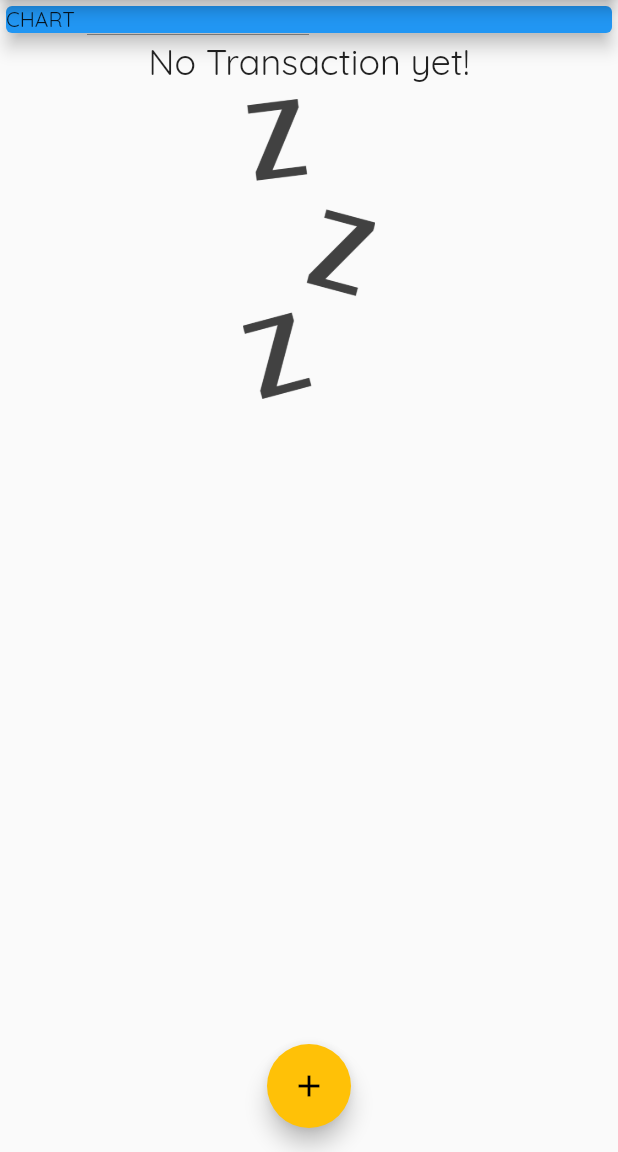
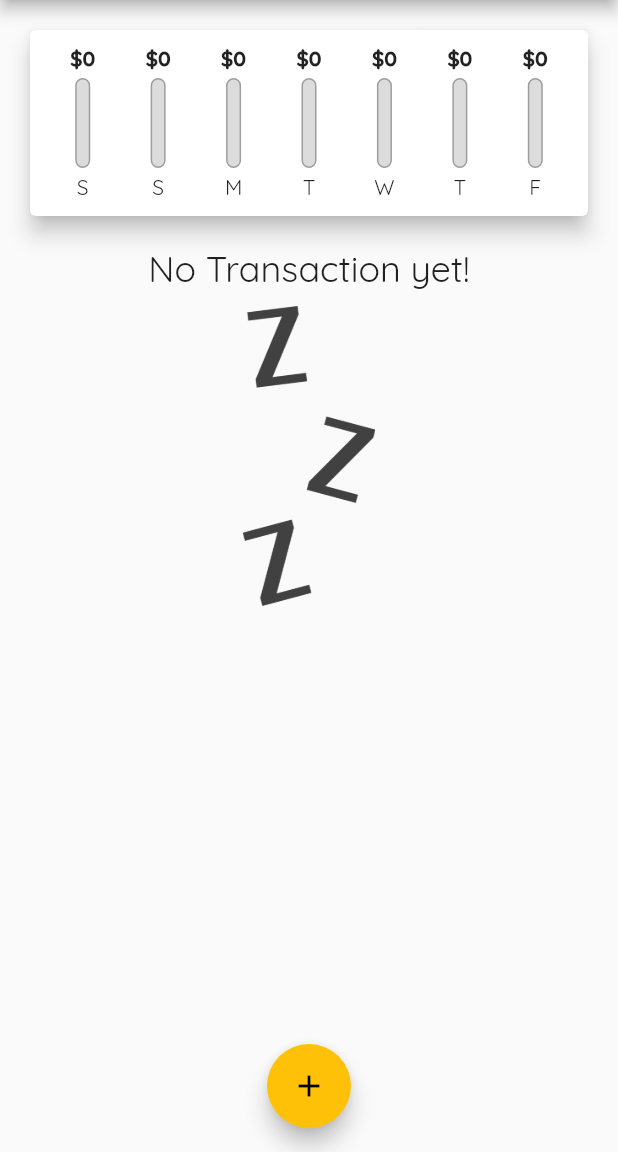
Before and after one commit to gkibria/flutter_expense_tracker, a Flutter app: the screen it shows after launch, on a phone screen of 412 x 824 dp, the part 84-1236 px from its top. Run offline on Flutter 3.47's test engine with Material 2 defaults, Android fonts, the phone set to English and light mode, and no system bars.

Commit message:
added past 7 days bar chart

```diff
--- a/lib/main.dart
+++ b/lib/main.dart
@@ -1,4 +1,5 @@
 import 'package:flutter/material.dart';
+import './widgets/chart.dart';
 import './widgets/transaction_list.dart';
 import './widgets/new_transaction.dart';
 import '../models/transaction.dart';
@@ -40,6 +41,14 @@ class _MyHomePageState extends State<MyHomePage> {
     // Transaction(
     //     id: 'tx2', title: 'Portable SSD', amount: 106.55, date: DateTime.now())
   ];
+
+  List<Transaction> get _recentTransactions {
+    return _transactions.where((element) {
+      return element.date.isAfter(
+        DateTime.now().subtract(Duration(days: 7))
+      );
+    }).toList();
+  }
 
   void _addNewTransaction(String title, double amount) {
     final newTx = Transaction(
@@ -88,14 +97,7 @@ class _MyHomePageState extends State<MyHomePage> {
           // mainAxisAlignment: MainAxisAlignment.center,
           crossAxisAlignment: CrossAxisAlignment.center,
           children: [
-            Container(
-              child: Card(
-                child: Text('CHART'),
-                elevation: 5,
-                color: Colors.blue,
-              ),
-              width: double.infinity,
-            ),
+            Chart(_recentTransactions),
             TransactionList(_transactions)
           ],
         ),
--- /dev/null
+++ b/lib/widgets/chart.dart
@@ -0,0 +1,58 @@
+import 'package:flutter/material.dart';
+import 'package:flutter_expense_tracker/widgets/chart_bar.dart';
+import 'package:intl/intl.dart';
+import '../models/transaction.dart';
+
+class Chart extends StatelessWidget {
+  final List<Transaction> recentTransactions;
+
+  Chart(this.recentTransactions);
+
+  List<Map<String, Object>> get groupedTransaction {
+    return List.generate(7, (index) {
+      final weekDay = DateTime.now().subtract(Duration(days: index));
+      var totalSum = 0.0;
+      for (var i = 0; i < recentTransactions.length; i++) {
+        if (recentTransactions[i].date.day == weekDay.day &&
+            recentTransactions[i].date.month == weekDay.month &&
+            recentTransactions[i].date.year == weekDay.year) {
+          totalSum += recentTransactions[i].amount;
+        }
+      }
+      // print('Day: ${DateFormat.E().format(weekDay)}, Amount: $totalSum');
+      return {
+        'day': DateFormat.E().format(weekDay).substring(0, 1),
+        'amount': totalSum
+      };
+    }).reversed.toList();
+  }
+
+  double get totalSpending {
+    return groupedTransaction.fold(0.0, (previousValue, element) {
+      return previousValue + double.parse(element['amount'].toString());
+    });
+  }
+
+  @override
+  Widget build(BuildContext context) {
+    // print(groupedTransaction);
+    return Card(
+      elevation: 6,
+      margin: EdgeInsets.all(20),
+      child: Padding(
+        padding: const EdgeInsets.all(10.0),
+        child: Row(
+          mainAxisAlignment: MainAxisAlignment.spaceAround,
+          children: groupedTransaction.map((data) {
+            return ChartBar(
+                data['day'].toString(),
+                data['amount'] as double,
+                totalSpending == 0.0
+                    ? 0.0
+                    : (data['amount'] as double) / totalSpending);
+          }).toList(),
+        ),
+      ),
+    );
+  }
+}
--- /dev/null
+++ b/lib/widgets/chart_bar.dart
@@ -0,0 +1,48 @@
+import 'package:flutter/material.dart';
+
+class ChartBar extends StatelessWidget {
+  final String label;
+  final double spendingAmount;
+  final double spendingPercent;
+
+  ChartBar(this.label, this.spendingAmount, this.spendingPercent);
+
+  @override
+  Widget build(BuildContext context) {
+    return Column(
+      children: [
+        FittedBox(
+            child: Text(
+          '\$${spendingAmount.toStringAsFixed(0)}',
+          style: TextStyle(fontWeight: FontWeight.bold),
+        )),
+        SizedBox(
+          height: 4,
+        ),
+        Container(
+          height: 60,
+          width: 10,
+          child: Stack(
+            children: [
+              Container(
+                decoration: BoxDecoration(
+                    border: Border.all(color: Colors.grey, width: 1),
+                    color: Color.fromRGBO(220, 220, 220, 1),
+                    borderRadius: BorderRadius.circular(10)),
+              ),
+              FractionallySizedBox(
+                  heightFactor: spendingPercent,
+                  child: Container(
+                    decoration: BoxDecoration(
+                        color: Theme.of(context).primaryColor,
+                        borderRadius: BorderRadius.circular(10)),
+                  ))
+            ],
+          ),
+        ),
+        SizedBox(height: 4),
+        Text(label)
+      ],
+    );
+  }
+}
```
